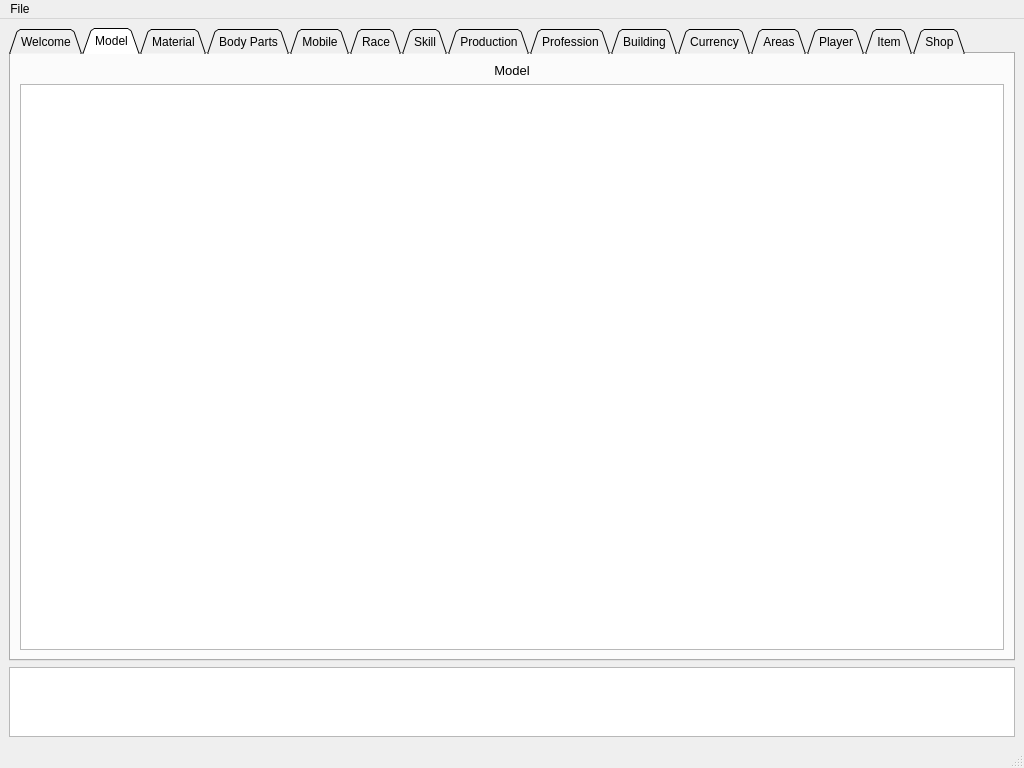
Above: db_editor/radmuddbe.ui from Galfurian/RadMud before the change. Below: the same form after it.
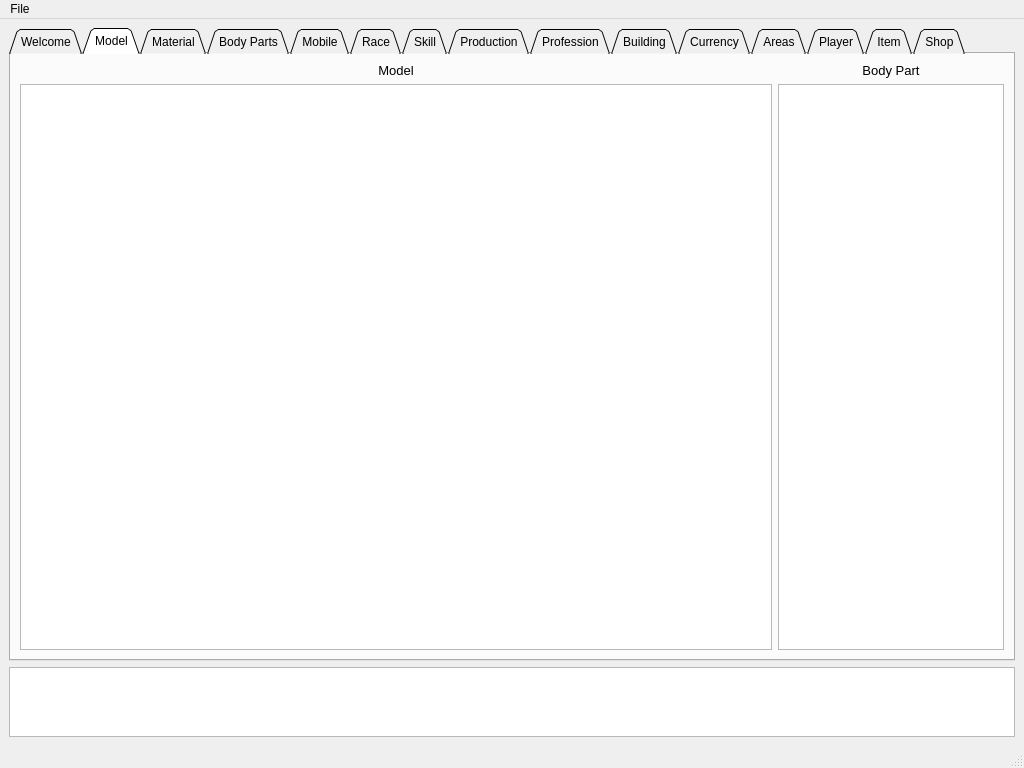
That is the form after the change.

Commit message: Reintroduce model body parts and fix them

The edit to the form file:
```diff
--- a/db_editor/radmuddbe.ui
+++ b/db_editor/radmuddbe.ui
@@ -71,8 +71,8 @@
        <attribute name="title">
         <string>Model</string>
        </attribute>
-       <layout class="QVBoxLayout" name="verticalLayout_3">
-        <item>
+       <layout class="QGridLayout" name="gridLayout_11" columnstretch="10,3">
+        <item row="0" column="0">
          <widget class="QLabel" name="label_6">
           <property name="font">
            <font>
@@ -87,13 +87,35 @@
           </property>
          </widget>
         </item>
-        <item>
+        <item row="1" column="0">
          <widget class="QTableView" name="tbl_model">
           <property name="sortingEnabled">
            <bool>true</bool>
           </property>
          </widget>
         </item>
+        <item row="0" column="1">
+         <widget class="QLabel" name="label_45">
+          <property name="font">
+           <font>
+            <pointsize>10</pointsize>
+           </font>
+          </property>
+          <property name="text">
+           <string>Body Part</string>
+          </property>
+          <property name="alignment">
+           <set>Qt::AlignCenter</set>
+          </property>
+         </widget>
+        </item>
+        <item row="1" column="1">
+         <widget class="QTableView" name="tbl_model_body_part">
+          <property name="sortingEnabled">
+           <bool>true</bool>
+          </property>
+         </widget>
+        </item>
        </layout>
       </widget>
       <widget class="QWidget" name="tab_2">
```
Left out of the diff: 8 changed lines with no effect on the pictures. The commit also changes 9 other files.
